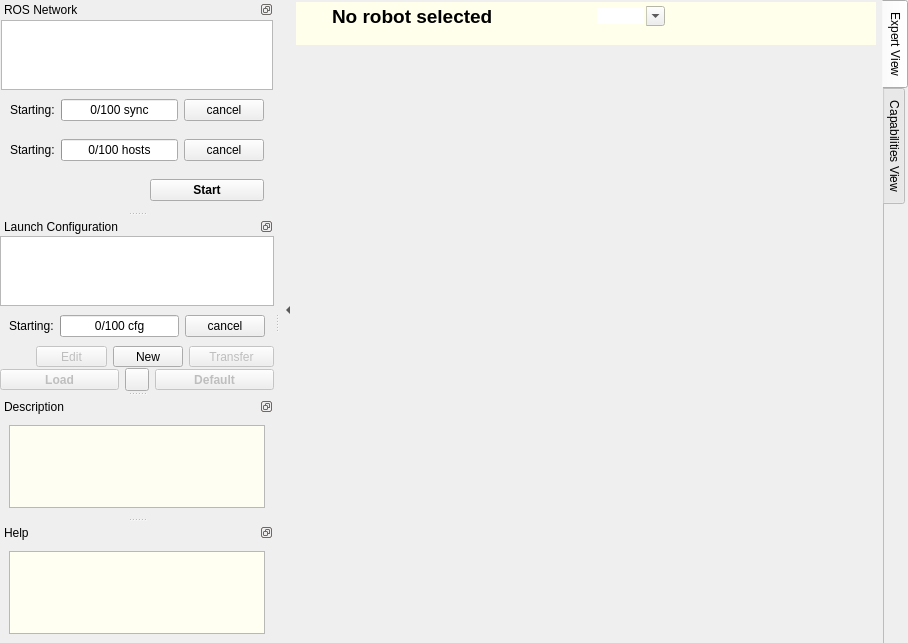
This is node_manager_fkie/src/node_manager_fkie/MainWindow.ui in gdlg-rosarch/multimaster_fkie-release as Qt 5 draws it before an edit. The edited form follows.
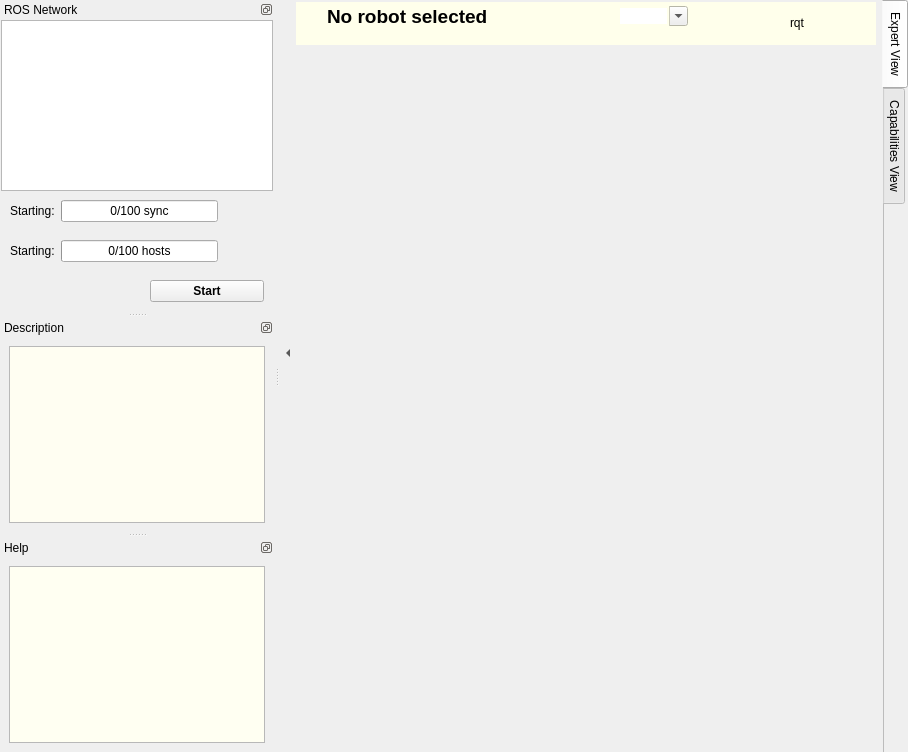
This is the edited form. Icons and pictures are not drawn.

The edit to the form file:
```diff
--- a/node_manager_fkie/src/node_manager_fkie/MainWindow.ui
+++ b/node_manager_fkie/src/node_manager_fkie/MainWindow.ui
@@ -10,7 +10,7 @@
     <x>0</x>
     <y>0</y>
     <width>908</width>
-    <height>643</height>
+    <height>752</height>
    </rect>
   </property>
   <property name="contextMenuPolicy">
@@ -82,6 +82,35 @@
          </property>
         </widget>
        </item>
+       <item>
+        <widget class="QPushButton" name="logButton">
+         <property name="enabled">
+          <bool>false</bool>
+         </property>
+         <property name="maximumSize">
+          <size>
+           <width>16</width>
+           <height>16777215</height>
+          </size>
+         </property>
+         <property name="text">
+          <string/>
+         </property>
+         <property name="icon">
+          <iconset resource="GUI.qrc">
+           <normaloff>:/icons/crystal_clear_warning.png</normaloff>:/icons/crystal_clear_warning.png</iconset>
+         </property>
+         <property name="iconSize">
+          <size>
+           <width>16</width>
+           <height>16</height>
+          </size>
+         </property>
+         <property name="flat">
+          <bool>true</bool>
+         </property>
+        </widget>
+       </item>
        <item>
         <widget class="QPushButton" name="infoButton">
          <property name="sizePolicy">
@@ -228,7 +257,7 @@
           </property>
           <layout class="QHBoxLayout" name="horizontalLayout_4">
            <property name="spacing">
-            <number>6</number>
+            <number>1</number>
            </property>
            <property name="margin">
             <number>3</number>
@@ -476,7 +505,7 @@
              </property>
              <property name="maximumSize">
               <size>
-               <width>32</width>
+               <width>24</width>
                <height>16777215</height>
               </size>
              </property>
@@ -505,22 +534,13 @@
             </widget>
            </item>
            <item>
-            <widget class="QPushButton" name="rxconsoleButton">
-             <property name="enabled">
-              <bool>true</bool>
-             </property>
+            <widget class="QPushButton" name="rqtButton">
              <property name="sizePolicy">
               <sizepolicy hsizetype="Fixed" vsizetype="Fixed">
                <horstretch>0</horstretch>
                <verstretch>0</verstretch>
               </sizepolicy>
              </property>
-             <property name="maximumSize">
-              <size>
-               <width>32</width>
-               <height>16777215</height>
-              </size>
-             </property>
              <property name="toolTip">
               <string>&lt;!DOCTYPE HTML PUBLIC &quot;-//W3C//DTD HTML 4.0//EN&quot; &quot;http://www.w3.org/TR/REC-html40/strict.dtd&quot;&gt;
 &lt;html&gt;&lt;head&gt;&lt;meta name=&quot;qrichtext&quot; content=&quot;1&quot; /&gt;&lt;style type=&quot;text/css&quot;&gt;
@@ -529,53 +549,7 @@
 &lt;p style=&quot; margin-top:0px; margin-bottom:0px; margin-left:0px; margin-right:0px; -qt-block-indent:0; text-indent:0px;&quot;&gt;starts the &lt;span style=&quot; font-weight:600;&quot;&gt;rxconsole&lt;/span&gt; connected to the selected master (Alt+K)&lt;/p&gt;&lt;/body&gt;&lt;/html&gt;</string>
              </property>
              <property name="text">
-              <string/>
-             </property>
-             <property name="icon">
-              <iconset resource="GUI.qrc">
-               <normaloff>:/icons/crystal_clear_show_io.png</normaloff>:/icons/crystal_clear_show_io.png</iconset>
-             </property>
-             <property name="shortcut">
-              <string>Alt+K</string>
-             </property>
-             <property name="flat">
-              <bool>true</bool>
-             </property>
-            </widget>
-           </item>
-           <item>
-            <widget class="QPushButton" name="rxgraphButton">
-             <property name="enabled">
-              <bool>true</bool>
-             </property>
-             <property name="sizePolicy">
-              <sizepolicy hsizetype="Fixed" vsizetype="Fixed">
-               <horstretch>0</horstretch>
-               <verstretch>0</verstretch>
-              </sizepolicy>
-             </property>
-             <property name="maximumSize">
-              <size>
-               <width>32</width>
-               <height>16777215</height>
-              </size>
-             </property>
-             <property name="toolTip">
-              <string>&lt;!DOCTYPE HTML PUBLIC &quot;-//W3C//DTD HTML 4.0//EN&quot; &quot;http://www.w3.org/TR/REC-html40/strict.dtd&quot;&gt;
-&lt;html&gt;&lt;head&gt;&lt;meta name=&quot;qrichtext&quot; content=&quot;1&quot; /&gt;&lt;style type=&quot;text/css&quot;&gt;
-p, li { white-space: pre-wrap; }
-&lt;/style&gt;&lt;/head&gt;&lt;body style=&quot; font-family:'Ubuntu'; font-size:9pt; font-weight:400; font-style:normal;&quot;&gt;
-&lt;p style=&quot; margin-top:0px; margin-bottom:0px; margin-left:0px; margin-right:0px; -qt-block-indent:0; text-indent:0px;&quot;&gt;starts the &lt;span style=&quot; font-weight:600;&quot;&gt;rxgraph&lt;/span&gt; connected to the selected master (Alt+G)&lt;/p&gt;&lt;/body&gt;&lt;/html&gt;</string>
-             </property>
-             <property name="text">
-              <string/>
-             </property>
-             <property name="icon">
-              <iconset resource="GUI.qrc">
-               <normaloff>:/icons/button_graph.png</normaloff>:/icons/button_graph.png</iconset>
-             </property>
-             <property name="shortcut">
-              <string>Alt+G</string>
+              <string>rqt</string>
              </property>
              <property name="flat">
               <bool>true</bool>
@@ -586,13 +560,13 @@
             <widget class="QPushButton" name="syncButton">
              <property name="minimumSize">
               <size>
-               <width>40</width>
+               <width>35</width>
                <height>0</height>
               </size>
              </property>
              <property name="maximumSize">
               <size>
-               <width>40</width>
+               <width>35</width>
                <height>16777215</height>
               </size>
              </property>
@@ -771,8 +745,12 @@
         </item>
         <item>
          <widget class="QPushButton" name="progressCancelButton_sync">
-          <property name="text">
-           <string>cancel</string>
+          <property name="icon">
+           <iconset resource="GUI.qrc">
+            <normaloff>:/icons/crystal_clear_button_close.png</normaloff>:/icons/crystal_clear_button_close.png</iconset>
+          </property>
+          <property name="flat">
+           <bool>true</bool>
           </property>
          </widget>
         </item>
@@ -810,8 +788,12 @@
         </item>
         <item>
          <widget class="QPushButton" name="progressCancelButton">
-          <property name="text">
-           <string>cancel</string>
+          <property name="icon">
+           <iconset resource="GUI.qrc">
+            <normaloff>:/icons/crystal_clear_button_close.png</normaloff>:/icons/crystal_clear_button_close.png</iconset>
+          </property>
+          <property name="flat">
+           <bool>true</bool>
           </property>
          </widget>
         </item>
@@ -936,384 +918,6 @@
     </layout>
    </widget>
   </widget>
-  <widget class="QDockWidget" name="launchDock">
-   <property name="sizePolicy">
-    <sizepolicy hsizetype="Preferred" vsizetype="Expanding">
-     <horstretch>0</horstretch>
-     <verstretch>1</verstretch>
-    </sizepolicy>
-   </property>
-   <property name="features">
-    <set>QDockWidget::DockWidgetFloatable|QDockWidget::DockWidgetMovable</set>
-   </property>
-   <property name="allowedAreas">
-    <set>Qt::LeftDockWidgetArea|Qt::RightDockWidgetArea</set>
-   </property>
-   <property name="windowTitle">
-    <string>Launch Configuration</string>
-   </property>
-   <attribute name="dockWidgetArea">
-    <number>1</number>
-   </attribute>
-   <widget class="QWidget" name="dockWidgetContents_2">
-    <layout class="QVBoxLayout" name="verticalLayout_4">
-     <property name="spacing">
-      <number>0</number>
-     </property>
-     <property name="margin">
-      <number>0</number>
-     </property>
-     <item>
-      <widget class="QListView" name="xmlFileView">
-       <property name="iconSize">
-        <size>
-         <width>16</width>
-         <height>16</height>
-        </size>
-       </property>
-      </widget>
-     </item>
-     <item>
-      <widget class="QFrame" name="progressFrame_cfg">
-       <property name="frameShape">
-        <enum>QFrame::NoFrame</enum>
-       </property>
-       <property name="frameShadow">
-        <enum>QFrame::Plain</enum>
-       </property>
-       <property name="lineWidth">
-        <number>0</number>
-       </property>
-       <layout class="QHBoxLayout" name="horizontalLayout_6">
-        <item>
-         <widget class="QLabel" name="progressLabel_cfg">
-          <property name="text">
-           <string>Starting:</string>
-          </property>
-         </widget>
-        </item>
-        <item>
-         <widget class="QProgressBar" name="progressBar_cfg">
-          <property name="value">
-           <number>0</number>
-          </property>
-          <property name="format">
-           <string>%v/%m cfg</string>
-          </property>
-         </widget>
-        </item>
-        <item>
-         <widget class="QPushButton" name="progressCancelButton_cfg">
-          <property name="text">
-           <string>cancel</string>
-          </property>
-         </widget>
-        </item>
-       </layout>
-      </widget>
-     </item>
-     <item>
-      <widget class="QWidget" name="launchControlWidget" native="true">
-       <layout class="QHBoxLayout" name="horizontalLayout_3">
-        <property name="margin">
-         <number>0</number>
-        </property>
-        <item>
-         <widget class="QPushButton" name="refreshXmlButton">
-          <property name="sizePolicy">
-           <sizepolicy hsizetype="Fixed" vsizetype="Fixed">
-            <horstretch>0</horstretch>
-            <verstretch>0</verstretch>
-           </sizepolicy>
-          </property>
-          <property name="minimumSize">
-           <size>
-            <width>30</width>
-            <height>0</height>
-           </size>
-          </property>
-          <property name="maximumSize">
-           <size>
-            <width>30</width>
-            <height>30</height>
-           </size>
-          </property>
-          <property name="toolTip">
-           <string>Refresh the content of the folder</string>
-          </property>
-          <property name="text">
-           <string/>
-          </property>
-          <property name="icon">
-           <iconset resource="GUI.qrc">
-            <normaloff>:/icons/deleket_deviantart_refresh.png</normaloff>:/icons/deleket_deviantart_refresh.png</iconset>
-          </property>
-          <property name="flat">
-           <bool>true</bool>
-          </property>
-         </widget>
-        </item>
-        <item>
-         <widget class="QToolButton" name="editXmlButton">
-          <property name="enabled">
-           <bool>false</bool>
-          </property>
-          <property name="sizePolicy">
-           <sizepolicy hsizetype="Preferred" vsizetype="Fixed">
-            <horstretch>0</horstretch>
-            <verstretch>0</verstretch>
-           </sizepolicy>
-          </property>
-          <property name="toolTip">
-           <string>&lt;!DOCTYPE HTML PUBLIC &quot;-//W3C//DTD HTML 4.0//EN&quot; &quot;http://www.w3.org/TR/REC-html40/strict.dtd&quot;&gt;
-&lt;html&gt;&lt;head&gt;&lt;meta name=&quot;qrichtext&quot; content=&quot;1&quot; /&gt;&lt;style type=&quot;text/css&quot;&gt;
-p, li { white-space: pre-wrap; }
-&lt;/style&gt;&lt;/head&gt;&lt;body style=&quot; font-family:'Ubuntu'; font-size:9pt; font-weight:400; font-style:normal;&quot;&gt;
-&lt;p style=&quot; margin-top:0px; margin-bottom:0px; margin-left:0px; margin-right:0px; -qt-block-indent:0; text-indent:0px;&quot;&gt;Opens an editor for selected lauch file &lt;span style=&quot; font-weight:600;&quot;&gt;Ctrl+E&lt;/span&gt;&lt;/p&gt;&lt;/body&gt;&lt;/html&gt;</string>
-          </property>
-          <property name="whatsThis">
-           <string>&lt;html&gt;&lt;head/&gt;&lt;body&gt;&lt;p&gt;&lt;span style=&quot; font-family:'Helvetica,Verdana,Arial,Lucida Grande,sans-serif'; font-size:15px; color:#000000; background-color:#ffffff;&quot;&gt;Opens a &lt;/span&gt;&lt;span style=&quot; font-family:'Courier New,courier'; font-size:15px; color:#000000; background-color:#ffffff;&quot;&gt;Launch Editor&lt;/span&gt;&lt;span style=&quot; font-family:'Helvetica,Verdana,Arial,Lucida Grande,sans-serif'; font-size:15px; color:#000000; background-color:#ffffff;&quot;&gt; is a simple text editor with &lt;/span&gt;&lt;a href=&quot;http://www.ros.org/wiki/roslaunch/XML&quot;&gt;&lt;span style=&quot; font-family:'Helvetica,Verdana,Arial,Lucida Grande,sans-serif'; font-size:15px; color:#2b7fcf; background-color:#ffffff;&quot;&gt;roslaunch XML&lt;/span&gt;&lt;/a&gt;&lt;span style=&quot; font-family:'Helvetica,Verdana,Arial,Lucida Grande,sans-serif'; font-size:15px; color:#000000; background-color:#ffffff;&quot;&gt; syntax highlighting. The included files are open in a new tab by &lt;/span&gt;&lt;span style=&quot; font-family:'Helvetica,Verdana,Arial,Lucida Grande,sans-serif'; font-size:15px; font-weight:600; color:#000000; background-color:#ffffff;&quot;&gt;Ctrl+(left mouse click)&lt;/span&gt;&lt;span style=&quot; font-family:'Helvetica,Verdana,Arial,Lucida Grande,sans-serif'; font-size:15px; color:#000000; background-color:#ffffff;&quot;&gt;. If the file does not exists, it will be created.&lt;/span&gt;&lt;/p&gt;&lt;/body&gt;&lt;/html&gt;</string>
-          </property>
-          <property name="text">
-           <string>Edit</string>
-          </property>
-          <property name="icon">
-           <iconset resource="GUI.qrc">
-            <normaloff>:/icons/crystal_clear_edit_launch.png</normaloff>:/icons/crystal_clear_edit_launch.png</iconset>
-          </property>
-          <property name="shortcut">
-           <string>Ctrl+E</string>
-          </property>
-          <property name="toolButtonStyle">
-           <enum>Qt::ToolButtonTextBesideIcon</enum>
-          </property>
-         </widget>
-        </item>
-        <item>
-         <widget class="QToolButton" name="newXmlButton">
-          <property name="sizePolicy">
-           <sizepolicy hsizetype="Preferred" vsizetype="Fixed">
-            <horstretch>0</horstretch>
-            <verstretch>0</verstretch>
-           </sizepolicy>
-          </property>
-          <property name="toolTip">
-           <string>&lt;!DOCTYPE HTML PUBLIC &quot;-//W3C//DTD HTML 4.0//EN&quot; &quot;http://www.w3.org/TR/REC-html40/strict.dtd&quot;&gt;
-&lt;html&gt;&lt;head&gt;&lt;meta name=&quot;qrichtext&quot; content=&quot;1&quot; /&gt;&lt;style type=&quot;text/css&quot;&gt;
-p, li { white-space: pre-wrap; }
-&lt;/style&gt;&lt;/head&gt;&lt;body style=&quot; font-family:'Ubuntu'; font-size:9pt; font-weight:400; font-style:normal;&quot;&gt;
-&lt;p style=&quot; margin-top:0px; margin-bottom:0px; margin-left:0px; margin-right:0px; -qt-block-indent:0; text-indent:0px;&quot;&gt;Creates a new launch file&lt;/p&gt;&lt;/body&gt;&lt;/html&gt;</string>
-          </property>
-          <property name="whatsThis">
-           <string>&lt;html&gt;&lt;head/&gt;&lt;body&gt;&lt;p&gt;&lt;span style=&quot; font-family:'Helvetica,Verdana,Arial,Lucida Grande,sans-serif'; font-size:15px; color:#000000; background-color:#ffffff;&quot;&gt;New included file can be created in editor by writing an include tag and open this by &lt;/span&gt;&lt;span style=&quot; font-family:'Helvetica,Verdana,Arial,Lucida Grande,sans-serif'; font-size:15px; font-weight:600; color:#000000; background-color:#ffffff;&quot;&gt;Ctrl+(left mouse click)&lt;/span&gt;&lt;span style=&quot; font-family:'Helvetica,Verdana,Arial,Lucida Grande,sans-serif'; font-size:15px; color:#000000; background-color:#ffffff;&quot;&gt;. If the file does not exists, it will be created.&lt;/span&gt;&lt;/p&gt;&lt;/body&gt;&lt;/html&gt;</string>
-          </property>
-          <property name="text">
-           <string>New</string>
-          </property>
-          <property name="icon">
-           <iconset resource="GUI.qrc">
-            <normaloff>:/icons/crystal_clear_launch_file_new.png</normaloff>:/icons/crystal_clear_launch_file_new.png</iconset>
-          </property>
-          <property name="shortcut">
-           <string>Ctrl+N</string>
-          </property>
-          <property name="toolButtonStyle">
-           <enum>Qt::ToolButtonTextBesideIcon</enum>
-          </property>
-         </widget>
-        </item>
-        <item>
-         <widget class="QToolButton" name="transferButton">
-          <property name="enabled">
-           <bool>false</bool>
-          </property>
-          <property name="sizePolicy">
-           <sizepolicy hsizetype="Preferred" vsizetype="Fixed">
-            <horstretch>0</horstretch>
-            <verstretch>0</verstretch>
-           </sizepolicy>
-          </property>
-          <property name="minimumSize">
-           <size>
-            <width>85</width>
-            <height>0</height>
-           </size>
-          </property>
-          <property name="toolTip">
-           <string>&lt;!DOCTYPE HTML PUBLIC &quot;-//W3C//DTD HTML 4.0//EN&quot; &quot;http://www.w3.org/TR/REC-html40/strict.dtd&quot;&gt;
-&lt;html&gt;&lt;head&gt;&lt;meta name=&quot;qrichtext&quot; content=&quot;1&quot; /&gt;&lt;style type=&quot;text/css&quot;&gt;
-p, li { white-space: pre-wrap; }
-&lt;/style&gt;&lt;/head&gt;&lt;body style=&quot; font-family:'Ubuntu'; font-size:9pt; font-weight:400; font-style:normal;&quot;&gt;
-&lt;p style=&quot; margin-top:0px; margin-bottom:0px; margin-left:0px; margin-right:0px; -qt-block-indent:0; text-indent:0px;&quot;&gt;Copies the selected (+included) file to a remote host &lt;span style=&quot; font-weight:600;&quot;&gt;Ctrl+T&lt;/span&gt;. This is usefull to load the changes as default configuration on remote host.&lt;/p&gt;&lt;/body&gt;&lt;/html&gt;</string>
-          </property>
-          <property name="whatsThis">
-           <string>&lt;!DOCTYPE HTML PUBLIC &quot;-//W3C//DTD HTML 4.0//EN&quot; &quot;http://www.w3.org/TR/REC-html40/strict.dtd&quot;&gt;
-&lt;html&gt;&lt;head&gt;&lt;meta name=&quot;qrichtext&quot; content=&quot;1&quot; /&gt;&lt;style type=&quot;text/css&quot;&gt;
-p, li { white-space: pre-wrap; }
-&lt;/style&gt;&lt;/head&gt;&lt;body style=&quot; font-family:'Ubuntu'; font-size:9pt; font-weight:400; font-style:normal;&quot;&gt;
-&lt;p style=&quot; margin-top:0px; margin-bottom:0px; margin-left:0px; margin-right:0px; -qt-block-indent:0; text-indent:0px;&quot;&gt;Since only local launch files can be edited, is sometimes useful to copy the changed files to a remote host, for example to load as &lt;span style=&quot; font-weight:600;&quot;&gt;Default configuration&lt;/span&gt; on the remote host. &lt;/p&gt;
-&lt;p style=&quot;-qt-paragraph-type:empty; margin-top:0px; margin-bottom:0px; margin-left:0px; margin-right:0px; -qt-block-indent:0; text-indent:0px;&quot;&gt;&lt;br /&gt;&lt;/p&gt;
-&lt;p style=&quot; margin-top:0px; margin-bottom:0px; margin-left:0px; margin-right:0px; -qt-block-indent:0; text-indent:0px;&quot;&gt;&lt;img src=&quot;:/icons/crystal_clear_warning.png&quot; /&gt; The copying of the include files must be activated in the opened dialog. &lt;/p&gt;&lt;/body&gt;&lt;/html&gt;</string>
-          </property>
-          <property name="text">
-           <string>Transfer</string>
-          </property>
-          <property name="icon">
-           <iconset resource="GUI.qrc">
-            <normaloff>:/icons/crystal_clear_launch_file_transfer.png</normaloff>:/icons/crystal_clear_launch_file_transfer.png</iconset>
-          </property>
-          <property name="shortcut">
-           <string>Ctrl+T</string>
-          </property>
-          <property name="popupMode">
-           <enum>QToolButton::DelayedPopup</enum>
-          </property>
-          <property name="toolButtonStyle">
-           <enum>Qt::ToolButtonTextBesideIcon</enum>
-          </property>
-         </widget>
-        </item>
-       </layout>
-      </widget>
-     </item>
-     <item>
-      <widget class="QWidget" name="launchControlWidget_2" native="true">
-       <layout class="QHBoxLayout" name="horizontalLayout_8">
-        <property name="margin">
-         <number>0</number>
-        </property>
-        <item>
-         <widget class="QToolButton" name="loadXmlButton">
-          <property name="enabled">
-           <bool>false</bool>
-          </property>
-          <property name="sizePolicy">
-           <sizepolicy hsizetype="Preferred" vsizetype="Fixed">
-            <horstretch>0</horstretch>
-            <verstretch>0</verstretch>
-           </sizepolicy>
-          </property>
-          <property name="font">
-           <font>
-            <weight>75</weight>
-            <bold>true</bold>
-           </font>
-          </property>
-          <property name="toolTip">
-           <string>&lt;!DOCTYPE HTML PUBLIC &quot;-//W3C//DTD HTML 4.0//EN&quot; &quot;http://www.w3.org/TR/REC-html40/strict.dtd&quot;&gt;
-&lt;html&gt;&lt;head&gt;&lt;meta name=&quot;qrichtext&quot; content=&quot;1&quot; /&gt;&lt;style type=&quot;text/css&quot;&gt;
-p, li { white-space: pre-wrap; }
-&lt;/style&gt;&lt;/head&gt;&lt;body style=&quot; font-family:'Ubuntu'; font-size:9pt; font-weight:400; font-style:normal;&quot;&gt;
-&lt;p style=&quot; margin-top:0px; margin-bottom:0px; margin-left:0px; margin-right:0px; -qt-block-indent:0; text-indent:0px;&quot;&gt;Loads the selected configuration &lt;span style=&quot; font-weight:600;&quot;&gt;Ctrl+L&lt;/span&gt;&lt;/p&gt;&lt;/body&gt;&lt;/html&gt;</string>
-          </property>
-          <property name="text">
-           <string>Load</string>
-          </property>
-          <property name="icon">
-           <iconset resource="GUI.qrc">
-            <normaloff>:/icons/crystal_clear_launch_file.png</normaloff>:/icons/crystal_clear_launch_file.png</iconset>
-          </property>
-          <property name="shortcut">
-           <string>Ctrl+L</string>
-          </property>
-          <property name="toolButtonStyle">
-           <enum>Qt::ToolButtonTextBesideIcon</enum>
-          </property>
-         </widget>
-        </item>
-        <item>
-         <widget class="QToolButton" name="openXmlButton">
-          <property name="sizePolicy">
-           <sizepolicy hsizetype="Fixed" vsizetype="Fixed">
-            <horstretch>0</horstretch>
-            <verstretch>0</verstretch>
-           </sizepolicy>
-          </property>
-          <property name="toolTip">
-           <string>&lt;!DOCTYPE HTML PUBLIC &quot;-//W3C//DTD HTML 4.0//EN&quot; &quot;http://www.w3.org/TR/REC-html40/strict.dtd&quot;&gt;
-&lt;html&gt;&lt;head&gt;&lt;meta name=&quot;qrichtext&quot; content=&quot;1&quot; /&gt;&lt;style type=&quot;text/css&quot;&gt;
-p, li { white-space: pre-wrap; }
-&lt;/style&gt;&lt;/head&gt;&lt;body style=&quot; font-family:'Ubuntu'; font-size:9pt; font-weight:400; font-style:normal;&quot;&gt;
-&lt;p style=&quot; margin-top:0px; margin-bottom:0px; margin-left:0px; margin-right:0px; -qt-block-indent:0; text-indent:0px;&quot;&gt;Open a file selection dialog to load a launch file&lt;/p&gt;&lt;/body&gt;&lt;/html&gt;</string>
-          </property>
-          <property name="text">
-           <string/>
-          </property>
-          <property name="icon">
-           <iconset resource="GUI.qrc">
-            <normaloff>:/icons/crystal_clear_folder_open.png</normaloff>:/icons/crystal_clear_folder_open.png</iconset>
-          </property>
-          <property name="toolButtonStyle">
-           <enum>Qt::ToolButtonIconOnly</enum>
-          </property>
-         </widget>
-        </item>
-        <item>
-         <widget class="QToolButton" name="loadXmlAsDefaultButton">
-          <property name="enabled">
-           <bool>false</bool>
-          </property>
-          <property name="sizePolicy">
-           <sizepolicy hsizetype="Preferred" vsizetype="Fixed">
-            <horstretch>0</horstretch>
-            <verstretch>0</verstretch>
-           </sizepolicy>
-          </property>
-          <property name="minimumSize">
-           <size>
-            <width>85</width>
-            <height>0</height>
-           </size>
-          </property>
-          <property name="font">
-           <font>
-            <weight>75</weight>
-            <bold>true</bold>
-           </font>
-          </property>
-          <property name="toolTip">
-           <string>&lt;!DOCTYPE HTML PUBLIC &quot;-//W3C//DTD HTML 4.0//EN&quot; &quot;http://www.w3.org/TR/REC-html40/strict.dtd&quot;&gt;
-&lt;html&gt;&lt;head&gt;&lt;meta name=&quot;qrichtext&quot; content=&quot;1&quot; /&gt;&lt;style type=&quot;text/css&quot;&gt;
-p, li { white-space: pre-wrap; }
-&lt;/style&gt;&lt;/head&gt;&lt;body style=&quot; font-family:'Ubuntu'; font-size:9pt; font-weight:400; font-style:normal;&quot;&gt;
-&lt;p style=&quot; margin-top:0px; margin-bottom:0px; margin-left:0px; margin-right:0px; -qt-block-indent:0; text-indent:0px;&quot;&gt;Load as &lt;span style=&quot; text-decoration: underline;&quot;&gt;default configuration&lt;/span&gt; using &lt;span style=&quot; font-style:italic;&quot;&gt;default_cfg&lt;/span&gt; node &lt;span style=&quot; font-weight:600;&quot;&gt;Ctrl+O&lt;/span&gt;&lt;/p&gt;
-&lt;p style=&quot; margin-top:0px; margin-bottom:0px; margin-left:0px; margin-right:0px; -qt-block-indent:0; text-indent:0px;&quot;&gt;&lt;span style=&quot; font-weight:600; font-style:italic;&quot;&gt;Note: &lt;/span&gt;&lt;span style=&quot; font-style:italic;&quot;&gt;on remote hosts a remote file will be loaded!&lt;/span&gt;&lt;/p&gt;&lt;/body&gt;&lt;/html&gt;</string>
-          </property>
-          <property name="whatsThis">
-           <string>&lt;!DOCTYPE HTML PUBLIC &quot;-//W3C//DTD HTML 4.0//EN&quot; &quot;http://www.w3.org/TR/REC-html40/strict.dtd&quot;&gt;
-&lt;html&gt;&lt;head&gt;&lt;meta name=&quot;qrichtext&quot; content=&quot;1&quot; /&gt;&lt;style type=&quot;text/css&quot;&gt;
-p, li { white-space: pre-wrap; }
-&lt;/style&gt;&lt;/head&gt;&lt;body style=&quot; font-family:'Ubuntu'; font-size:9pt; font-weight:400; font-style:normal;&quot;&gt;
-&lt;p style=&quot; margin-top:0px; margin-bottom:0px; margin-left:0px; margin-right:0px; -qt-block-indent:0; text-indent:0px;&quot;&gt;Loads the file as &lt;span style=&quot; font-weight:600;&quot;&gt;Default configuration&lt;/span&gt; on a selected host. &lt;/p&gt;
-&lt;p style=&quot;-qt-paragraph-type:empty; margin-top:0px; margin-bottom:0px; margin-left:0px; margin-right:0px; -qt-block-indent:0; text-indent:0px;&quot;&gt;&lt;/p&gt;
-&lt;p style=&quot; margin-top:0px; margin-bottom:0px; margin-left:0px; margin-right:0px; -qt-block-indent:0; text-indent:0px;&quot;&gt;This is done by running the &lt;span style=&quot; font-weight:600;&quot;&gt;default_cfg&lt;/span&gt; node of the &lt;span style=&quot; font-weight:600;&quot;&gt;default_cfg_fkie&lt;/span&gt; package&lt;/p&gt;
-&lt;p style=&quot;-qt-paragraph-type:empty; margin-top:0px; margin-bottom:0px; margin-left:0px; margin-right:0px; -qt-block-indent:0; text-indent:0px;&quot;&gt;&lt;/p&gt;
-&lt;p style=&quot; margin-top:0px; margin-bottom:0px; margin-left:0px; margin-right:0px; -qt-block-indent:0; text-indent:0px;&quot;&gt;&lt;img src=&quot;:/icons/crystal_clear_warning.png&quot; /&gt; If the selected host is a remote host, then the content of &lt;span style=&quot; font-weight:600;&quot;&gt;remote launch file&lt;/span&gt; will be load.&lt;/p&gt;&lt;/body&gt;&lt;/html&gt;</string>
-          </property>
-          <property name="text">
-           <string>Default</string>
-          </property>
-          <property name="icon">
-           <iconset resource="GUI.qrc">
-            <normaloff>:/icons/default_cfg.png</normaloff>:/icons/default_cfg.png</iconset>
-          </property>
-          <property name="shortcut">
-           <string>Ctrl+O</string>
-          </property>
-          <property name="popupMode">
-           <enum>QToolButton::DelayedPopup</enum>
-          </property>
-          <property name="toolButtonStyle">
-           <enum>Qt::ToolButtonTextBesideIcon</enum>
-          </property>
-         </widget>
-        </item>
-       </layout>
-      </widget>
-     </item>
-    </layout>
-   </widget>
-  </widget>
   <widget class="QDockWidget" name="descriptionDock">
    <property name="sizePolicy">
     <sizepolicy hsizetype="Preferred" vsizetype="Preferred">
```
Left out of the diff: 6 changed lines with no effect on the pictures.
